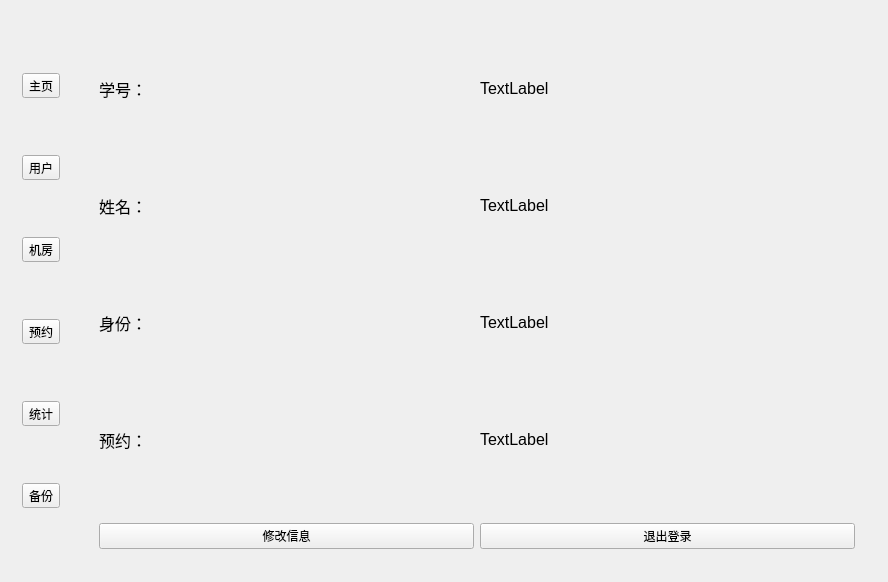
Above: ComputersManager/computers_manager.ui from Time-Zero/ComputersManager before the change. Below: the same form after it.
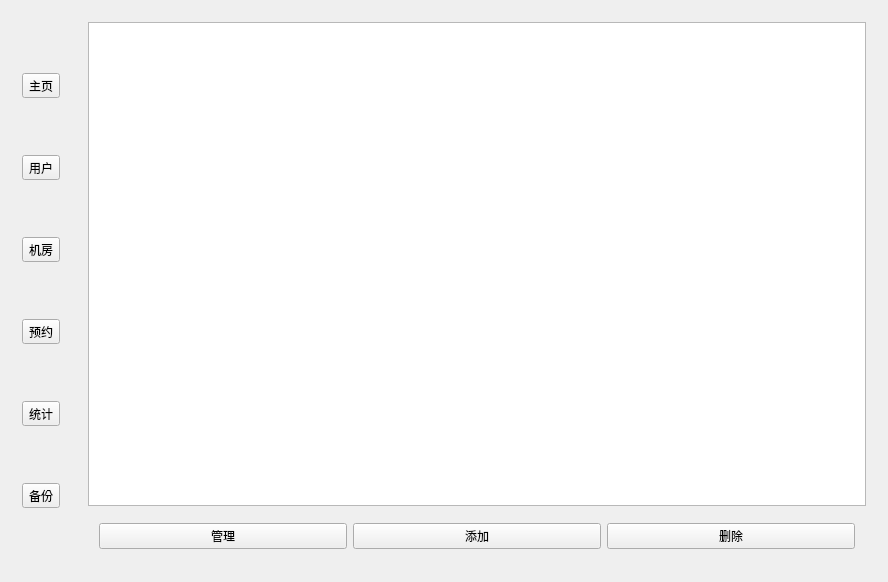
That is the form after the change. The open tabs and pages were chosen to show the change. Icons and pictures are not drawn.

Commit message: 完成电脑的添加和删除，电脑信息的修改还差一点写完

Diff of the .ui file:
```diff
--- a/ComputersManager/computers_manager.ui
+++ b/ComputersManager/computers_manager.ui
@@ -332,6 +332,40 @@
        </item>
       </layout>
      </widget>
+     <widget class="QWidget" name="page_machine_room">
+      <layout class="QVBoxLayout" name="verticalLayout_7">
+       <item>
+        <widget class="QTableView" name="tableView_machines"/>
+       </item>
+       <item>
+        <widget class="QWidget" name="widget_6" native="true">
+         <layout class="QHBoxLayout" name="horizontalLayout_5">
+          <item>
+           <widget class="QPushButton" name="pushButton_machine_manager">
+            <property name="text">
+             <string>管理</string>
+            </property>
+           </widget>
+          </item>
+          <item>
+           <widget class="QPushButton" name="pushButton_machine_add">
+            <property name="text">
+             <string>添加</string>
+            </property>
+           </widget>
+          </item>
+          <item>
+           <widget class="QPushButton" name="pushButton_machine_delete">
+            <property name="text">
+             <string>删除</string>
+            </property>
+           </widget>
+          </item>
+         </layout>
+        </widget>
+       </item>
+      </layout>
+     </widget>
     </widget>
    </item>
   </layout>
```
Left out of the diff: 2 changed lines with no effect on the pictures. The commit also changes 13 other files.
